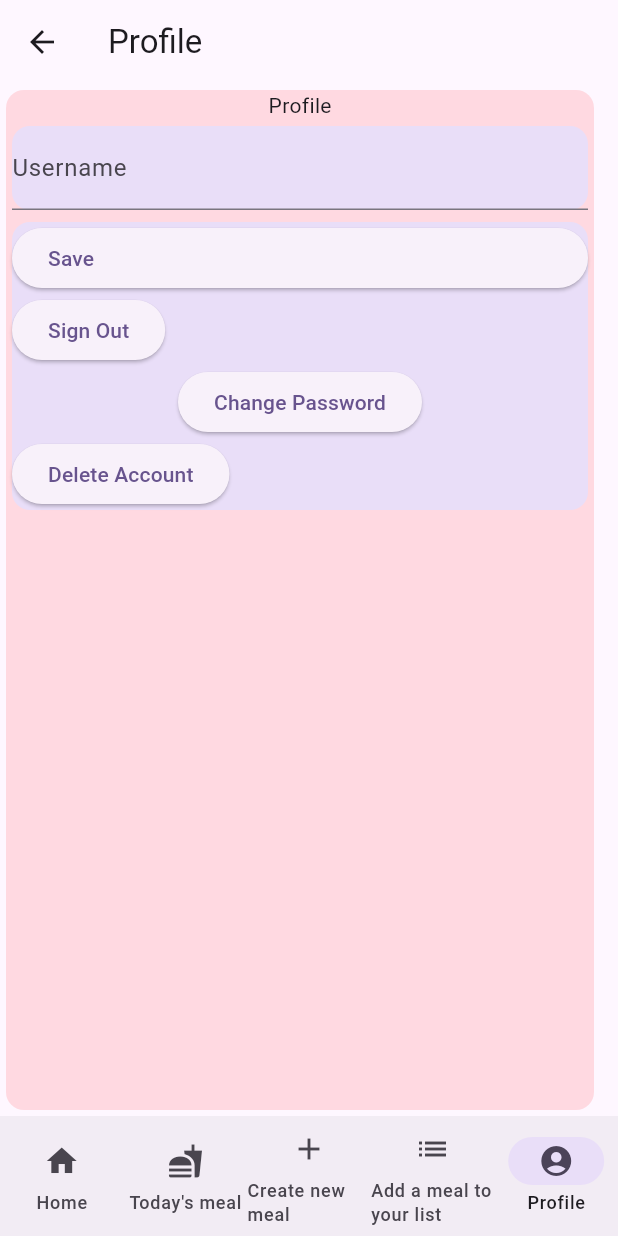
After one commit to supersliser/menu_planner, a Flutter app: the ProfilePage screen opened directly, on a phone screen of 412 x 824 dp. The commit adds this screen. Run offline on Flutter 3.47's test engine with Material 3 defaults, Android fonts, the light colour scheme and no system bars; our stand-ins replace supabase_flutter; accounts and stored records are empty; network calls fail.

Commit message:
Add profile page Fixes #1

```diff
--- a/lib/UI/Home.dart
+++ b/lib/UI/Home.dart
@@ -3,6 +3,7 @@ import 'package:flutter/material.dart';
 import 'package:menu_planner/UI/CreateNewMeal.dart';
 import 'package:menu_planner/UI/MealsList.dart';
 import 'package:menu_planner/UI/Navbar.dart';
+import 'package:menu_planner/UI/ProfilePage.dart';
 import 'package:menu_planner/UI/TodaysMeal.dart';
 
 class Home extends StatelessWidget {
@@ -56,6 +57,7 @@ class Home extends StatelessWidget {
     items.add(item(context, "Today's meal", Icons.fastfood, TodaysMeal()));
     items.add(item(context, "Create new meal", Icons.add, const CreateNewMeal()));
     items.add(item(context, "Add a meal to your list", Icons.list, const MealsList()));
+    items.add(item(context, "Profile", Icons.account_circle, ProfilePage()));
     return Scaffold(
       appBar: AppBar(title: const Text("Home")),
       bottomNavigationBar: const Navbar(currentPageIndex: 0),
--- a/lib/UI/Navbar.dart
+++ b/lib/UI/Navbar.dart
@@ -1,6 +1,7 @@
 import 'package:flutter/material.dart';
 import 'package:menu_planner/UI/CreateNewMeal.dart';
 import 'package:menu_planner/UI/MealsList.dart';
+import 'package:menu_planner/UI/ProfilePage.dart';
 import 'package:menu_planner/UI/TodaysMeal.dart';
 
 class Navbar extends StatelessWidget {
@@ -17,7 +18,8 @@ class Navbar extends StatelessWidget {
             icon: Icon(Icons.fastfood), label: "Today's meal"),
         NavigationDestination(icon: Icon(Icons.add), label: "Create new meal"),
         NavigationDestination(
-            icon: Icon(Icons.list), label: "Add a meal to your list")
+            icon: Icon(Icons.list), label: "Add a meal to your list"),
+            NavigationDestination(icon: Icon(Icons.account_circle), label: "Profile"),
       ],
       selectedIndex: currentPageIndex,
       onDestinationSelected: (value) {
@@ -34,6 +36,7 @@ class Navbar extends StatelessWidget {
                 MaterialPageRoute(builder: (context) => const CreateNewMeal()));
             break;
           case 3: Navigator.push(context, MaterialPageRoute(builder: (context) => const MealsList()));
+          case 4: Navigator.push(context, MaterialPageRoute(builder: (context) => ProfilePage()));
         }
       },
     );
--- /dev/null
+++ b/lib/UI/ProfilePage.dart
@@ -0,0 +1,104 @@
+import 'package:flutter/material.dart';
+import 'package:menu_planner/UI/Navbar.dart';
+import 'package:supabase_flutter/supabase_flutter.dart';
+
+class ProfilePage extends StatefulWidget {
+  ProfilePage({Key? key});
+
+  @override
+  State<ProfilePage> createState() => _ProfilePageState();
+}
+
+class _ProfilePageState extends State<ProfilePage> {
+  var usernameController = TextEditingController();
+
+  bool saving = false;
+  bool passwordChange = false;
+
+  @override
+  Widget build(BuildContext context) {
+    return Scaffold(
+        appBar: AppBar(title: const Text("Profile")),
+        bottomNavigationBar: const Navbar(currentPageIndex: 4),
+        body: SizedBox(
+            width: 400,
+            child: Card.filled(
+              color: Theme.of(context).colorScheme.tertiaryContainer,
+              child: Column(
+                children: [
+                  Text("Profile"),
+                  Card.filled(
+                    color: Theme.of(context).colorScheme.secondaryContainer,
+                    child: TextField(
+                      autocorrect: false,
+                      controller: usernameController,
+                      decoration: const InputDecoration(labelText: "Username"),
+                    ),
+                  ),
+                  Card.filled(
+                    color: Theme.of(context).colorScheme.secondaryContainer,
+                    child: Wrap(
+                      children: [SaveButton(), SignOutButton(), ChangePasswordButton(), DeleteAccountButton()],
+                    ),
+                  )
+                ],
+              ),
+            )));
+  }
+
+  ElevatedButton DeleteAccountButton() {
+    return ElevatedButton(
+      child: const Text("Delete Account"),
+      onPressed: () async {
+        await Supabase.instance.client.from("Users").delete().eq("UUID", Supabase.instance.client.auth.currentUser!.id);
+        await Supabase.instance.client.auth.admin.deleteUser(Supabase.instance.client.auth.currentUser!.id);
+        Navigator.pop(context);
+      },
+    );
+  }
+
+  ElevatedButton SignOutButton() {
+    return ElevatedButton(
+      child: const Text("Sign Out"),
+      onPressed: () async {
+        await Supabase.instance.client.auth.signOut();
+      },
+    );
+  }
+
+  Column ChangePasswordButton() {
+    return Column(
+      crossAxisAlignment: CrossAxisAlignment.center,
+      children: [
+        ElevatedButton(
+          child: const Text("Change Password"),
+          onPressed: () async {
+            await Supabase.instance.client.auth.resetPasswordForEmail(Supabase.instance.client.auth.currentUser!.email!);
+          },
+        ),
+        passwordChange ? const Text("You should have just recieved an email which will change your password") : Container()
+      ],
+    );
+  }
+
+  ElevatedButton SaveButton() {
+    return ElevatedButton(
+      child: Row(children: [
+        Text("Save"),
+        saving ? const CircularProgressIndicator() : Container()
+      ]),
+      onPressed: () async {
+        setState(() {
+          saving = true;
+        });
+        await Supabase.instance.client
+            .from("Users")
+            .update({"Username": usernameController.text}).eq(
+                "UUID", Supabase.instance.client.auth.currentUser!.id);
+        setState(() {
+          saving = false;
+        });
+      },
+    );
+  }
+}
```
